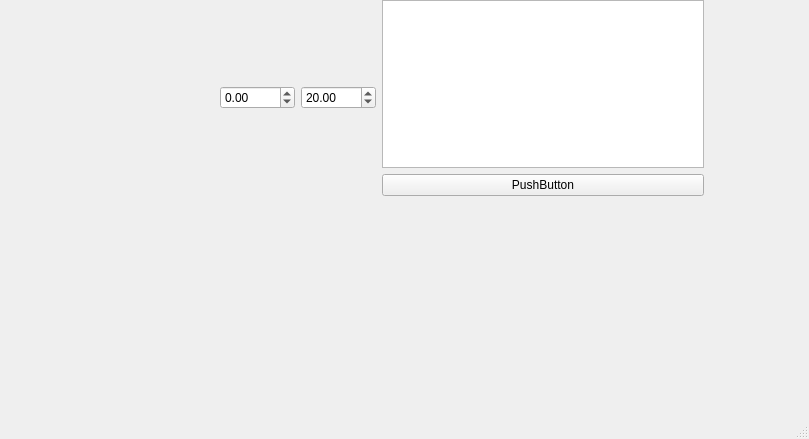
This is lab2/mainwindow.ui in Infoboros/CG as Qt 5 draws it before an edit. The edited form follows.
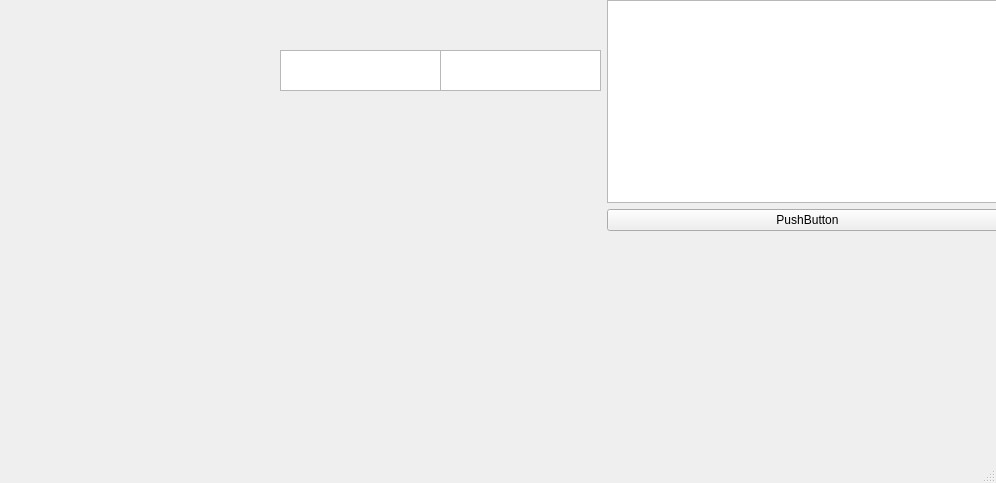
This is the edited form. Custom widgets are drawn as their Qt base class.

The edit to the form file:
```diff
--- a/lab2/mainwindow.ui
+++ b/lab2/mainwindow.ui
@@ -6,8 +6,8 @@
    <rect>
     <x>0</x>
     <y>0</y>
-    <width>809</width>
-    <height>439</height>
+    <width>996</width>
+    <height>483</height>
    </rect>
   </property>
   <property name="windowTitle">
@@ -23,41 +23,17 @@
    <widget class="QWidget" name="verticalLayoutWidget_2">
     <property name="geometry">
      <rect>
-      <x>220</x>
+      <x>607</x>
       <y>0</y>
-      <width>484</width>
-      <height>196</height>
+      <width>401</width>
+      <height>231</height>
      </rect>
     </property>
     <layout class="QHBoxLayout" name="horizontalLayout_3">
      <item>
       <layout class="QHBoxLayout" name="horizontalLayout_2">
        <item>
-        <layout class="QHBoxLayout" name="horizontalLayout">
-         <item>
-          <widget class="QDoubleSpinBox" name="aBox">
-           <property name="minimum">
-            <double>-1000.000000000000000</double>
-           </property>
-           <property name="maximum">
-            <double>1000.000000000000000</double>
-           </property>
-          </widget>
-         </item>
-         <item>
-          <widget class="QDoubleSpinBox" name="bBox">
-           <property name="minimum">
-            <double>-1000.000000000000000</double>
-           </property>
-           <property name="maximum">
-            <double>1000.000000000000000</double>
-           </property>
-           <property name="value">
-            <double>20.000000000000000</double>
-           </property>
-          </widget>
-         </item>
-        </layout>
+        <layout class="QHBoxLayout" name="horizontalLayout"/>
        </item>
        <item>
         <layout class="QVBoxLayout" name="verticalLayout">
@@ -77,6 +53,26 @@
      </item>
     </layout>
    </widget>
+   <widget class="QTextEdit" name="textEdit_2">
+    <property name="geometry">
+     <rect>
+      <x>280</x>
+      <y>50</y>
+      <width>161</width>
+      <height>41</height>
+     </rect>
+    </property>
+   </widget>
+   <widget class="QTextEdit" name="textEdit_3">
+    <property name="geometry">
+     <rect>
+      <x>440</x>
+      <y>50</y>
+      <width>161</width>
+      <height>41</height>
+     </rect>
+    </property>
+   </widget>
   </widget>
   <widget class="QMenuBar" name="menubar">
    <property name="geometry">
```
Left out of the diff: 2 changed lines with no effect on the pictures.
